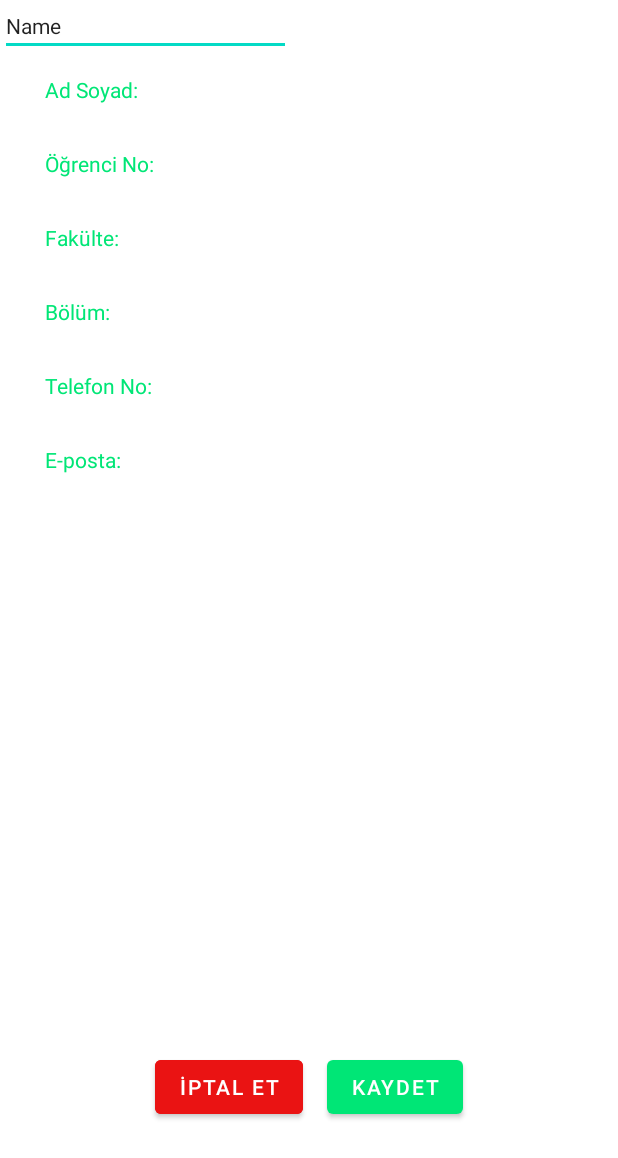
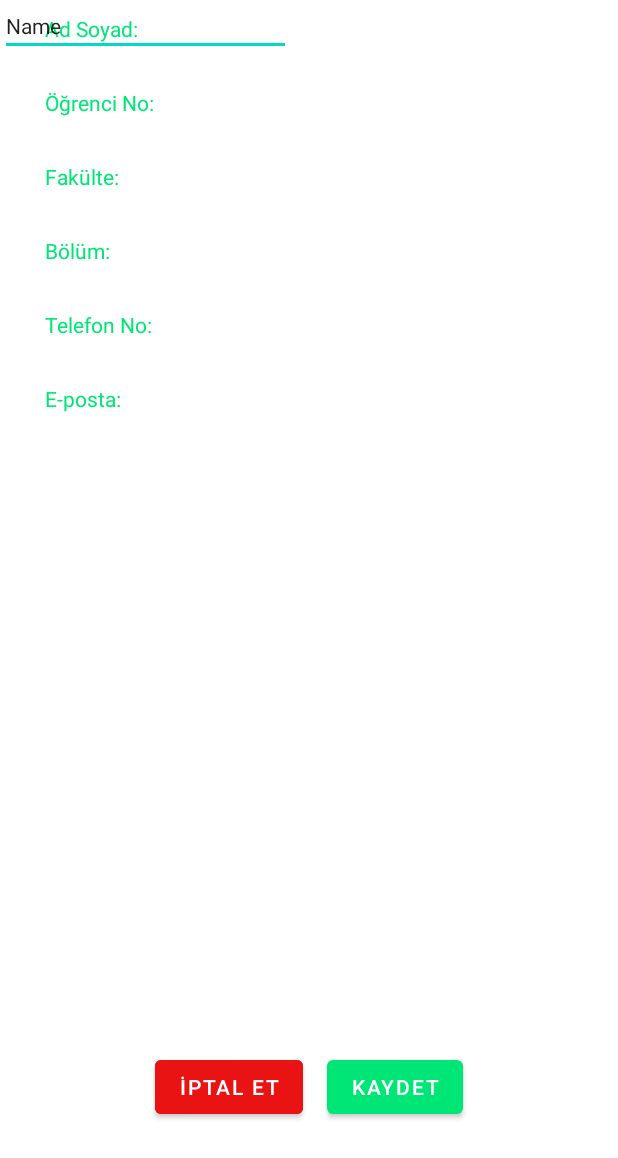
Before and after one commit to ArtunKARA/KulupApp, an Android app: the layout profileupdate_panel.xml on its own in the app's theme, with its tools: preview values and no code run, on a phone screen of 412 x 824 dp. Shown: the top 1158 px of the screen. Run offline under Robolectric (Android 15) with nearby library versions, the phone set to English and light mode, and no system bars.

Commit message:
profile panel align

```diff
--- a/app/src/main/res/layout/profileupdate_panel.xml
+++ b/app/src/main/res/layout/profileupdate_panel.xml
@@ -21,11 +21,11 @@
         android:layout_width="wrap_content"
         android:layout_height="wrap_content"
         android:layout_marginStart="30dp"
-        android:layout_marginTop="50dp"
         android:text="Ad Soyad:"
         android:textColor="#00E676"
+        app:layout_constraintBottom_toBottomOf="@+id/et_nameupdate"
         app:layout_constraintStart_toStartOf="parent"
-        app:layout_constraintTop_toTopOf="parent" />
+        app:layout_constraintTop_toTopOf="@+id/et_nameupdate" />
 
     <TextView
         android:id="@+id/textView13"
```
